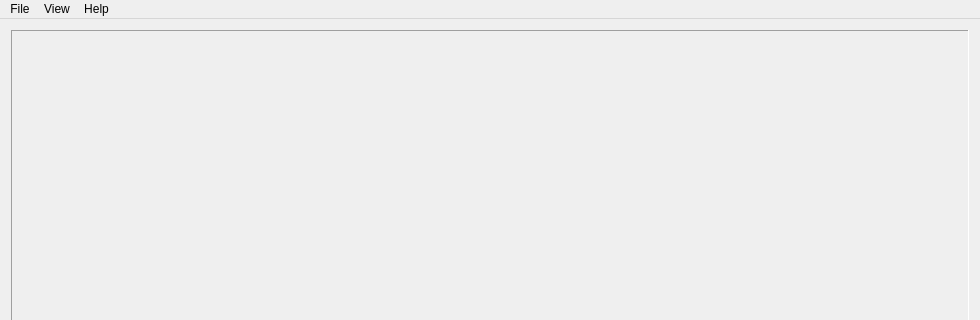
This is mainwindow.ui in giantpune/qtwitgui as Qt 5 draws it before an edit; both pictures show x 0 to 980 and y 0 to 320 of the 980 by 1011 pixel window. The edited form follows.
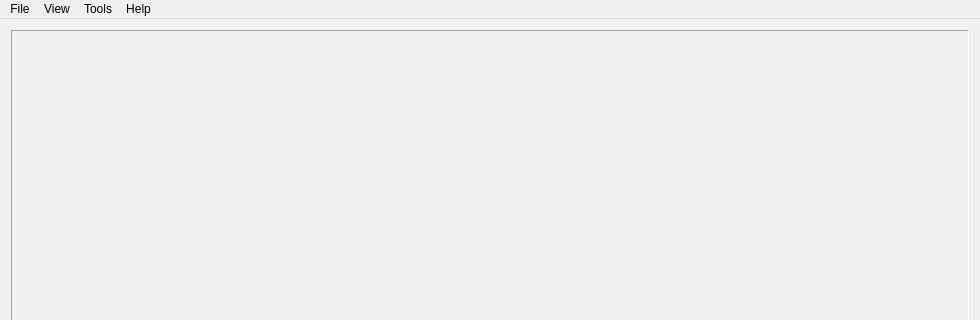
This is the edited form.

Commit message: * add tools menu ( only has 1 item so far ) * add tools -> format WBFS, and the necessary stuff to support formatting * format is only tested in linux so far.  win & mac users should probably wait a few revisions to give me time to fix any bugs before trying to use this one. * support "wwt FORMAT" with --recover and --hss with a report on successful format

Diff of the .ui file:
```diff
--- a/mainwindow.ui
+++ b/mainwindow.ui
@@ -57,7 +57,7 @@
      <x>0</x>
      <y>0</y>
      <width>980</width>
-     <height>20</height>
+     <height>27</height>
     </rect>
    </property>
    <widget class="QMenu" name="menuFile">
@@ -87,8 +87,15 @@
     <addaction name="actionSettings"/>
     <addaction name="actionRefresh_Current_Window"/>
    </widget>
+   <widget class="QMenu" name="menuTools">
+    <property name="title">
+     <string>Tools</string>
+    </property>
+    <addaction name="actionFormat_WBFS"/>
+   </widget>
    <addaction name="menuFile"/>
    <addaction name="menuView"/>
+   <addaction name="menuTools"/>
    <addaction name="menuHelp"/>
   </widget>
   <widget class="QStatusBar" name="statusBar"/>
```
Left out of the diff: 11 changed lines with no effect on the pictures. The commit also changes 15 other files.
